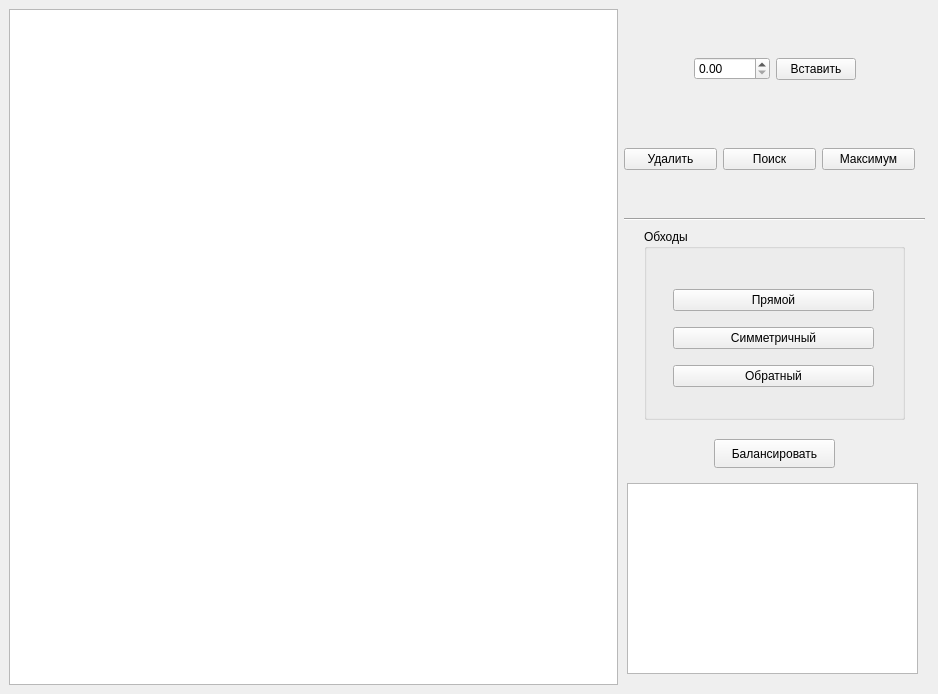
Qt form src/ui/mainwindow.ui (Vasilevvyacheslav/DataStructures-BinaryTrees) before a commit.
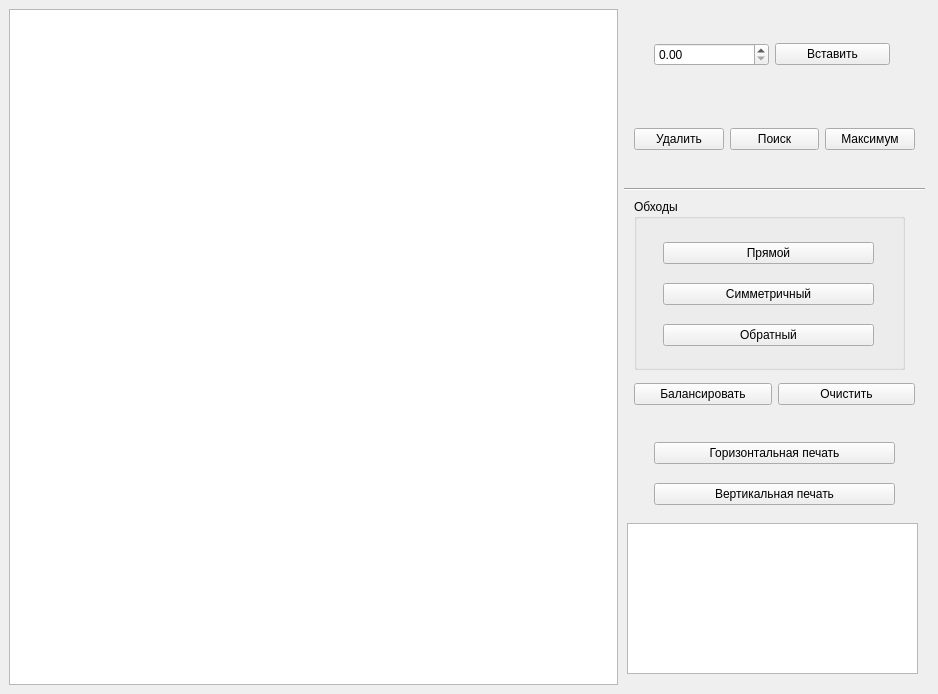
The same form after that commit.

Commit message: Добавил кнопки "очистить" и "горизонтальная" и "вертикальная" печать

The edit to the form file:
```diff
--- a/src/ui/mainwindow.ui
+++ b/src/ui/mainwindow.ui
@@ -27,10 +27,10 @@
           <widget class="QWidget" name="horizontalLayoutWidget_2">
            <property name="geometry">
             <rect>
-             <x>70</x>
-             <y>20</y>
-             <width>162</width>
-             <height>80</height>
+             <x>30</x>
+             <y>10</y>
+             <width>236</width>
+             <height>71</height>
             </rect>
            </property>
            <layout class="QHBoxLayout" name="horizontalLayout_6">
@@ -49,10 +49,10 @@
           <widget class="QWidget" name="horizontalLayoutWidget_3">
            <property name="geometry">
             <rect>
-             <x>0</x>
-             <y>110</y>
-             <width>291</width>
-             <height>80</height>
+             <x>10</x>
+             <y>90</y>
+             <width>281</width>
+             <height>81</height>
             </rect>
            </property>
            <layout class="QHBoxLayout" name="horizontalLayout_7">
@@ -83,7 +83,7 @@
            <property name="geometry">
             <rect>
              <x>0</x>
-             <y>200</y>
+             <y>170</y>
              <width>301</width>
              <height>20</height>
             </rect>
@@ -95,10 +95,10 @@
           <widget class="QGroupBox" name="groupBox">
            <property name="geometry">
             <rect>
-             <x>20</x>
-             <y>220</y>
-             <width>261</width>
-             <height>191</height>
+             <x>10</x>
+             <y>190</y>
+             <width>271</width>
+             <height>171</height>
             </rect>
            </property>
            <property name="title">
@@ -108,9 +108,9 @@
             <property name="geometry">
              <rect>
               <x>29</x>
-              <y>50</y>
-              <width>201</width>
-              <height>121</height>
+              <y>30</y>
+              <width>211</width>
+              <height>131</height>
              </rect>
             </property>
             <layout class="QVBoxLayout" name="verticalLayout_8">
@@ -138,29 +138,68 @@
             </layout>
            </widget>
           </widget>
-          <widget class="QPushButton" name="btnBalance">
-           <property name="geometry">
-            <rect>
-             <x>90</x>
-             <y>430</y>
-             <width>121</width>
-             <height>29</height>
-            </rect>
-           </property>
-           <property name="text">
-            <string>Балансировать</string>
-           </property>
-          </widget>
           <widget class="QPlainTextEdit" name="textOutput">
            <property name="geometry">
             <rect>
              <x>3</x>
-             <y>474</y>
+             <y>514</y>
              <width>291</width>
-             <height>191</height>
+             <height>151</height>
             </rect>
            </property>
           </widget>
+          <widget class="QWidget" name="horizontalLayoutWidget_5">
+           <property name="geometry">
+            <rect>
+             <x>10</x>
+             <y>360</y>
+             <width>281</width>
+             <height>51</height>
+            </rect>
+           </property>
+           <layout class="QHBoxLayout" name="horizontalLayout_9">
+            <item>
+             <widget class="QPushButton" name="btnBalance">
+              <property name="text">
+               <string>Балансировать</string>
+              </property>
+             </widget>
+            </item>
+            <item>
+             <widget class="QPushButton" name="btnClear">
+              <property name="text">
+               <string>Очистить</string>
+              </property>
+             </widget>
+            </item>
+           </layout>
+          </widget>
+          <widget class="QWidget" name="verticalLayoutWidget_4">
+           <property name="geometry">
+            <rect>
+             <x>30</x>
+             <y>420</y>
+             <width>241</width>
+             <height>91</height>
+            </rect>
+           </property>
+           <layout class="QVBoxLayout" name="verticalLayout_9">
+            <item>
+             <widget class="QPushButton" name="btnHorizontalPrint">
+              <property name="text">
+               <string>Горизонтальная печать</string>
+              </property>
+             </widget>
+            </item>
+            <item>
+             <widget class="QPushButton" name="btnVerticalPrint">
+              <property name="text">
+               <string>Вертикальная печать</string>
+              </property>
+             </widget>
+            </item>
+           </layout>
+          </widget>
          </widget>
         </item>
        </layout>
```
